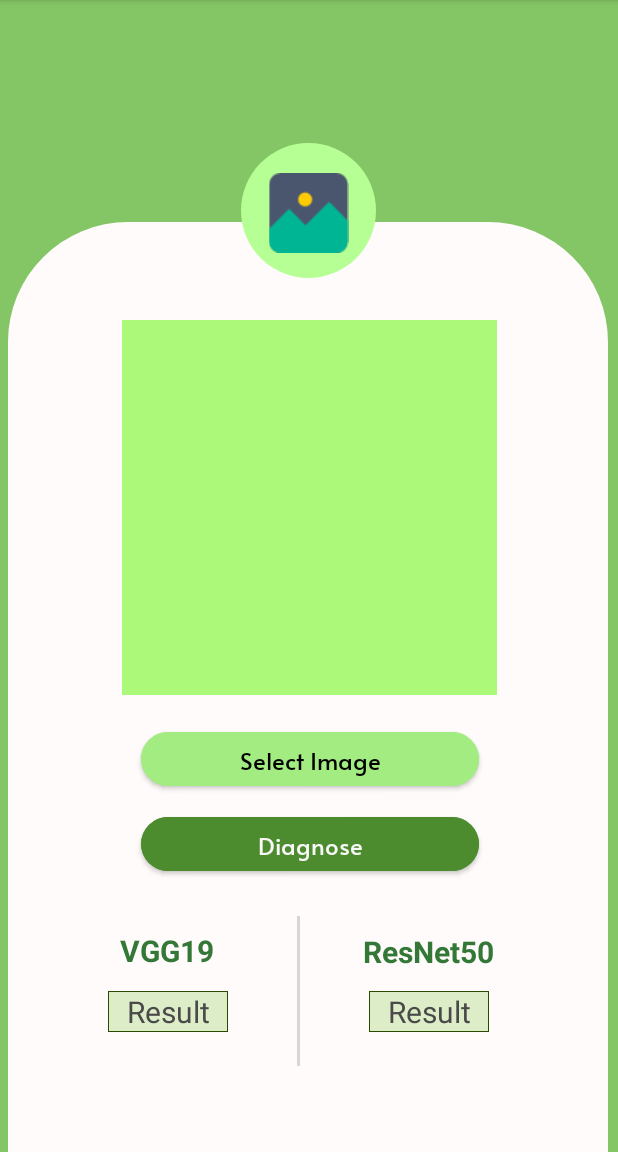
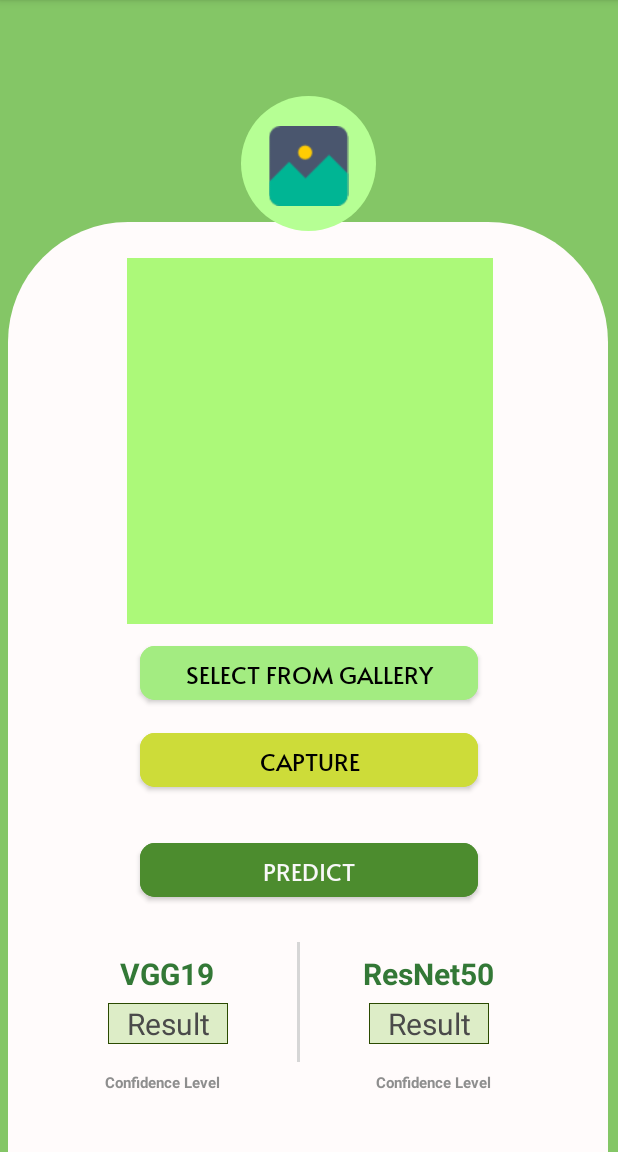
Before and after one commit to kibalias/I-CBB-App, an Android app: the MainActivity screen opened directly, with no data from a screen before it, on a phone screen of 412 x 824 dp, the part 84-1236 px from its top. Run offline under Robolectric (Android 15) with nearby library versions, the phone set to English and light mode, and no system bars; libraries missing offline, so code that uses them is left out: com.chaquo.python, org.checkerframework.common, org.tensorflow.lite.

Commit message:
modified frontend and added camera

```diff
--- a/app/src/main/AndroidManifest.xml
+++ b/app/src/main/AndroidManifest.xml
@@ -2,6 +2,8 @@
 <manifest xmlns:android="http://schemas.android.com/apk/res/android"
     xmlns:tools="http://schemas.android.com/tools"
     package="com.example.bacterial_blight">
+
+    <uses-permission android:name="android.permission.CAMERA"/>
 
     <application
         android:allowBackup="true"
--- a/app/src/main/java/com/example/bacterial_blight/MainActivity.java
+++ b/app/src/main/java/com/example/bacterial_blight/MainActivity.java
@@ -3,8 +3,10 @@ package com.example.bacterial_blight;
 import androidx.annotation.Nullable;
 import androidx.appcompat.app.AppCompatActivity;
 
+import android.Manifest;
 import android.annotation.SuppressLint;
 import android.content.Intent;
+import android.content.pm.PackageManager;
 import android.graphics.Bitmap;
 import android.graphics.BitmapFactory;
 import android.media.ThumbnailUtils;
@@ -27,6 +29,7 @@ import com.chaquo.python.Python;
 import com.chaquo.python.android.AndroidPlatform;
 import com.example.bacterial_blight.ml.Model;
 import com.example.bacterial_blight.ml.Vgg19;
+import com.example.bacterial_blight.ml.Vgg1948c41h;
 import com.google.android.material.bottomsheet.BottomSheetDialog;
 
 import org.checkerframework.common.subtyping.qual.Bottom;
@@ -39,9 +42,9 @@ import java.nio.ByteBuffer;
 import java.nio.ByteOrder;
 
 public class MainActivity extends AppCompatActivity {
-    Button select, scan;
+    Button gallery, camera, scan;
     ImageView placeholder, placeholder1;
-    TextView vggResult, resnetResult, confidence, link;
+    TextView vggResult, resnetResult, vggConTxt, resnetConTxt;
     Bitmap image = null;
     Bitmap segmentedImage = null;
     String imageString = "";
@@ -52,20 +55,42 @@ public class MainActivity extends AppCompatActivity {
         super.onCreate(savedInstanceState);
         setContentView(R.layout.activity_main);
 
-        select = findViewById(R.id.upload_button);
+        gallery = findViewById(R.id.upload_button);
+        camera = findViewById(R.id.capture);
         scan = findViewById(R.id.scan_button);
         vggResult = findViewById(R.id.vggResult);
         resnetResult = findViewById(R.id.resnetResult);
+        resnetConTxt = findViewById(R.id.resnetConfidence);
+        vggConTxt = findViewById(R.id.vggConfidence);
         placeholder = findViewById(R.id.image_placeholder);
 
-        //Select Image Button
-        select.setOnClickListener(new View.OnClickListener() {
+        //Select Image from Gallery
+        gallery.setOnClickListener(new View.OnClickListener() {
             @Override
             public void onClick(View v) {
                 vggResult.setText("Result");
                 resnetResult.setText("Result");
+                vggConTxt.setText("Confidence Level");
+                resnetConTxt.setText("Confidence Level");
                 Intent intent = new Intent(Intent.ACTION_PICK, MediaStore.Images.Media.EXTERNAL_CONTENT_URI);
                 startActivityForResult(intent, 3);
+            }
+        });
+
+        //Capture image using Camera
+        camera.setOnClickListener(new View.OnClickListener(){
+            @Override
+            public void onClick(View view) {
+                vggResult.setText("Result");
+                resnetResult.setText("Result");
+                vggConTxt.setText("Confidence Level");
+                resnetConTxt.setText("Confidence Level");
+                if(checkSelfPermission(Manifest.permission.CAMERA) == PackageManager.PERMISSION_GRANTED){
+                    Intent cameraIntent = new Intent(MediaStore.ACTION_IMAGE_CAPTURE);
+                    startActivityForResult(cameraIntent, 1);
+                }else{
+                    requestPermissions(new String[]{Manifest.permission.CAMERA}, 100);
+                }
             }
         });
 
@@ -74,11 +99,11 @@ public class MainActivity extends AppCompatActivity {
             @Override
             public void onClick(View v) {
                 //Checks if an image has been selected. If no message, return a toast message.
-                if(image == null){
-                    Toast.makeText(MainActivity.this, "Cannot perform prediction. Select an image.", Toast.LENGTH_LONG).show();
+                if(segmentedImage == null){
+                    Toast.makeText(MainActivity.this, "Cannot perform prediction. No image has been captured or selected.", Toast.LENGTH_LONG).show();
                 } else {
                     //Resizes the image for classification
-                    image = Bitmap.createScaledBitmap(segmentedImage, imageSize, imageSize, false);
+                    image = Bitmap.createScaledBitmap(image, imageSize, imageSize, false);
                         //Pass the image to the models to make a prediction
                         vgg19(image);
                         resNet(image);
@@ -88,12 +113,22 @@ public class MainActivity extends AppCompatActivity {
     }
 
     @Override
-    protected void onActivityResult(int requestCode, int resultCode, Intent data) {
+    protected void onActivityResult(int requestCode, int resultCode, @Nullable Intent data) {
         /*
-         *Get the selected image from the gallery and display to the placeholder
+         *Get the selected image from the gallery or camera and display to the placeholder
          */
         super.onActivityResult(requestCode, resultCode, data);
-            if(resultCode == RESULT_OK && data != null){
+        if(resultCode == RESULT_OK){
+            if(requestCode == 1){
+                image = (Bitmap) data.getExtras().get("data");
+                int dimension = Math.min(image.getWidth(), image.getHeight());
+                image = ThumbnailUtils.extractThumbnail(image, dimension, dimension);
+
+                image = Bitmap.createScaledBitmap(image, imageSize, imageSize, false);
+                placeholder.setImageBitmap(image);
+                segmentation(image);
+            }
+            else {
                 Uri selectedImage = data.getData();
 
                 try{
@@ -107,6 +142,7 @@ public class MainActivity extends AppCompatActivity {
                 segmentation(image);
             }
         }
+    }
 
     public void resNet(Bitmap image){
         /*
@@ -156,6 +192,14 @@ public class MainActivity extends AppCompatActivity {
             //Display the class of the prediction
             resnetResult.setText(classes[maxPos]);
 
+            //Get the confidence level
+            String outputCon = "";
+            for(int i = 0; i < classes.length; i++){
+                outputCon += String.format("%s: %.1f%%\n", classes[i], confidences[i] * 100);
+            }
+            //set the confidence level to the text view
+            resnetConTxt.setText(outputCon);
+
             // Releases model resources if no longer used.
             model.close();
         } catch (IOException e) {
@@ -170,7 +214,7 @@ public class MainActivity extends AppCompatActivity {
          * and scans through the input image for prediction
          */
         try {
-            Vgg19 model = Vgg19.newInstance(getApplicationContext());
+            Vgg1948c41h model = Vgg1948c41h.newInstance(getApplicationContext());
 
             // Creates inputs for reference.
             TensorBuffer inputFeature0 = TensorBuffer.createFixedSize(new int[]{1, 224, 224, 3}, DataType.FLOAT32);
@@ -194,7 +238,7 @@ public class MainActivity extends AppCompatActivity {
             inputFeature0.loadBuffer(byteBuffer);
 
             // Runs model inference and gets result.
-            Vgg19.Outputs outputs = model.process(inputFeature0);
+            Vgg1948c41h.Outputs outputs = model.process(inputFeature0);
             TensorBuffer outputFeature0 = outputs.getOutputFeature0AsTensorBuffer();
 
             float[] confidences = outputFeature0.getFloatArray();
@@ -211,6 +255,14 @@ public class MainActivity extends AppCompatActivity {
             String[] classes = {"CBB", "Healthy"};
             //Display the class of the prediction
             vggResult.setText(classes[maxPos]);
+
+            //Get the confidence level
+            String outputCon = "";
+            for(int i = 0; i < classes.length; i++){
+                outputCon += String.format("%s: %.1f%%\n", classes[i], confidences[i] * 100);
+            }
+            //set the confidence level to the text view
+            vggConTxt.setText(outputCon);
 
             // Releases model resources if no longer used.
             model.close();
--- a/app/src/main/res/layout/activity_home.xml
+++ b/app/src/main/res/layout/activity_home.xml
@@ -28,7 +28,7 @@
         android:layout_marginTop="8dp"
         android:fontFamily="@font/alata"
         android:gravity="center"
-        android:text="i-CBacterialBlight App ay simpleng pagtukoy ng sakit sa dahon ng Cassava."
+        android:text="i-CBacterialBlight App ay magagamit sa pagtukoy ng sakit sa dahon ng Cassava."
         android:textColor="#474747"
         android:textSize="16sp"
         app:layout_constraintEnd_toEndOf="parent"
--- a/app/src/main/res/layout/activity_main.xml
+++ b/app/src/main/res/layout/activity_main.xml
@@ -7,6 +7,25 @@
     android:background="#8BC34A"
     android:backgroundTint="#84C666"
     tools:context=".MainActivity">
+
+    <Button
+        android:id="@+id/capture"
+        android:layout_width="225dp"
+        android:layout_height="48dp"
+        android:layout_marginBottom="3dp"
+        android:backgroundTint="#CDDC39"
+        android:fontFamily="@font/alata"
+        android:text="CAPTURE"
+        android:textAlignment="center"
+        android:textAppearance="@style/TextAppearance.AppCompat.Body1"
+        android:textColor="#000000"
+        android:textSize="16sp"
+        app:cornerRadius="10dp"
+        app:layout_constraintBottom_toTopOf="@+id/scan_button"
+        app:layout_constraintEnd_toEndOf="parent"
+        app:layout_constraintStart_toStartOf="parent"
+        app:layout_constraintTop_toBottomOf="@+id/upload_button"
+        app:layout_constraintVertical_bias="0.318" />
 
     <View
         android:id="@+id/rectangle"
@@ -20,18 +39,48 @@
         app:layout_constraintTop_toTopOf="parent"
         app:layout_constraintVertical_bias="1.0" />
 
+    <TextView
+        android:id="@+id/resnetConfidence"
+        android:layout_width="wrap_content"
+        android:layout_height="wrap_content"
+        android:layout_marginStart="104dp"
+        android:text="Confidence Level"
+        android:textColor="#8E8E8E"
+        android:textSize="10sp"
+        android:textStyle="bold"
+        app:layout_constraintBottom_toBottomOf="parent"
+        app:layout_constraintStart_toEndOf="@+id/vggConfidence"
+        app:layout_constraintTop_toBottomOf="@+id/resnetResult"
+        app:layout_constraintVertical_bias="0.32" />
+
+    <TextView
+        android:id="@+id/vggConfidence"
+        android:layout_width="wrap_content"
+        android:layout_height="wrap_content"
+        android:layout_marginStart="70dp"
+        android:text="Confidence Level"
+        android:textColor="#8E8E8E"
+        android:textSize="10sp"
+        android:textStyle="bold"
+        app:layout_constraintBottom_toBottomOf="parent"
+        app:layout_constraintEnd_toStartOf="@+id/view"
+        app:layout_constraintHorizontal_bias="0.0"
+        app:layout_constraintStart_toStartOf="parent"
+        app:layout_constraintTop_toBottomOf="@+id/vggResult"
+        app:layout_constraintVertical_bias="0.32" />
+
     <ImageView
         android:id="@+id/image_placeholder"
-        android:layout_width="250dp"
-        android:layout_height="250dp"
+        android:layout_width="244dp"
+        android:layout_height="244dp"
         android:background="@drawable/image_placeholder"
         android:scaleType="fitXY"
         app:layout_constraintBottom_toBottomOf="parent"
         app:layout_constraintEnd_toEndOf="parent"
-        app:layout_constraintHorizontal_bias="0.502"
+        app:layout_constraintHorizontal_bias="0.503"
         app:layout_constraintStart_toStartOf="parent"
-        app:layout_constraintTop_toTopOf="@+id/rectangle"
-        app:layout_constraintVertical_bias="0.176"
+        app:layout_constraintTop_toBottomOf="@+id/ellipse"
+        app:layout_constraintVertical_bias="0.048"
         tools:ignore="MissingConstraints" />
 
     <View
@@ -40,12 +89,12 @@
         android:layout_height="90dp"
         android:layout_alignParentLeft="true"
         android:layout_alignParentTop="true"
-        android:layout_marginBottom="28dp"
+        android:layout_marginTop="64dp"
         android:background="@drawable/ellipse"
-        app:layout_constraintBottom_toTopOf="@+id/image_placeholder"
         app:layout_constraintEnd_toEndOf="parent"
         app:layout_constraintHorizontal_bias="0.498"
-        app:layout_constraintStart_toStartOf="parent" />
+        app:layout_constraintStart_toStartOf="parent"
+        app:layout_constraintTop_toTopOf="parent" />
 
     <Button
         android:id="@+id/upload_button"
@@ -53,37 +102,34 @@
         android:layout_height="48dp"
         android:backgroundTint="#A3EC81"
         android:fontFamily="@font/alata"
-        android:text="Select Image"
+        android:text="SELECT FROM GALLERY"
         android:textAlignment="center"
         android:textAppearance="@style/TextAppearance.AppCompat.Body1"
         android:textColor="#000000"
         android:textSize="16sp"
-        app:cornerRadius="20dp"
+        app:cornerRadius="10dp"
         app:layout_constraintBottom_toBottomOf="parent"
         app:layout_constraintEnd_toEndOf="parent"
-        app:layout_constraintHorizontal_bias="0.505"
         app:layout_constraintStart_toStartOf="parent"
         app:layout_constraintTop_toBottomOf="@+id/image_placeholder"
-        app:layout_constraintVertical_bias="0.074" />
+        app:layout_constraintVertical_bias="0.029" />
 
     <Button
         android:id="@+id/scan_button"
         android:layout_width="225dp"
         android:layout_height="48dp"
+        android:layout_marginBottom="164dp"
         android:backgroundTint="#4C8C2E"
         android:fontFamily="@font/alata"
-        android:text="Diagnose"
+        android:text="PREDICT"
         android:textAlignment="center"
         android:textAppearance="@style/TextAppearance.AppCompat.Body1"
         android:textColor="#F8F8F8"
         android:textSize="16sp"
-        app:cornerRadius="20dp"
+        app:cornerRadius="10dp"
         app:layout_constraintBottom_toBottomOf="parent"
         app:layout_constraintEnd_toEndOf="parent"
-        app:layout_constraintHorizontal_bias="0.505"
-        app:layout_constraintStart_toStartOf="parent"
-        app:layout_constraintTop_toBottomOf="@+id/upload_button"
-        app:layout_constraintVertical_bias="0.046" />
+        app:layout_constraintStart_toStartOf="parent" />
 
     <ImageView
         android:id="@+id/imageView"
@@ -102,7 +148,7 @@
         android:layout_height="wrap_content"
         android:layout_marginStart="80dp"
         android:layout_marginTop="31dp"
-        android:layout_marginBottom="13dp"
+        android:layout_marginBottom="5dp"
         android:text="VGG19"
         android:textColor="#337836"
         android:textSize="20sp"
@@ -112,14 +158,14 @@
         app:layout_constraintHorizontal_bias="0.0"
         app:layout_constraintStart_toStartOf="parent"
         app:layout_constraintTop_toBottomOf="@+id/scan_button"
-        app:layout_constraintVertical_bias="1.0" />
+        app:layout_constraintVertical_bias="0.0" />
 
     <TextView
         android:id="@+id/vggResult"
         android:layout_width="80dp"
         android:layout_height="wrap_content"
         android:layout_marginStart="72dp"
-        android:layout_marginBottom="80dp"
+        android:layout_marginBottom="72dp"
         android:background="@drawable/resultbg"
         android:text="Result"
         android:textAlignment="center"
@@ -135,7 +181,7 @@
         android:layout_width="80dp"
         android:layout_height="wrap_content"
         android:layout_marginEnd="40dp"
-        android:layout_marginBottom="80dp"
+        android:layout_marginBottom="72dp"
         android:background="@drawable/resultbg"
         android:text="Result"
         android:textAlignment="center"
@@ -148,7 +194,7 @@
     <View
         android:id="@+id/view"
         android:layout_width="2dp"
-        android:layout_height="100dp"
+        android:layout_height="80dp"
         android:layout_marginTop="24dp"
         android:background="#d6d6d6"
         app:layout_constraintBottom_toBottomOf="parent"
@@ -174,6 +220,6 @@
         app:layout_constraintHorizontal_bias="0.0"
         app:layout_constraintStart_toEndOf="@+id/view"
         app:layout_constraintTop_toBottomOf="@+id/scan_button"
-        app:layout_constraintVertical_bias="0.187" />
+        app:layout_constraintVertical_bias="0.0" />
 
 </androidx.constraintlayout.widget.ConstraintLayout>
```
